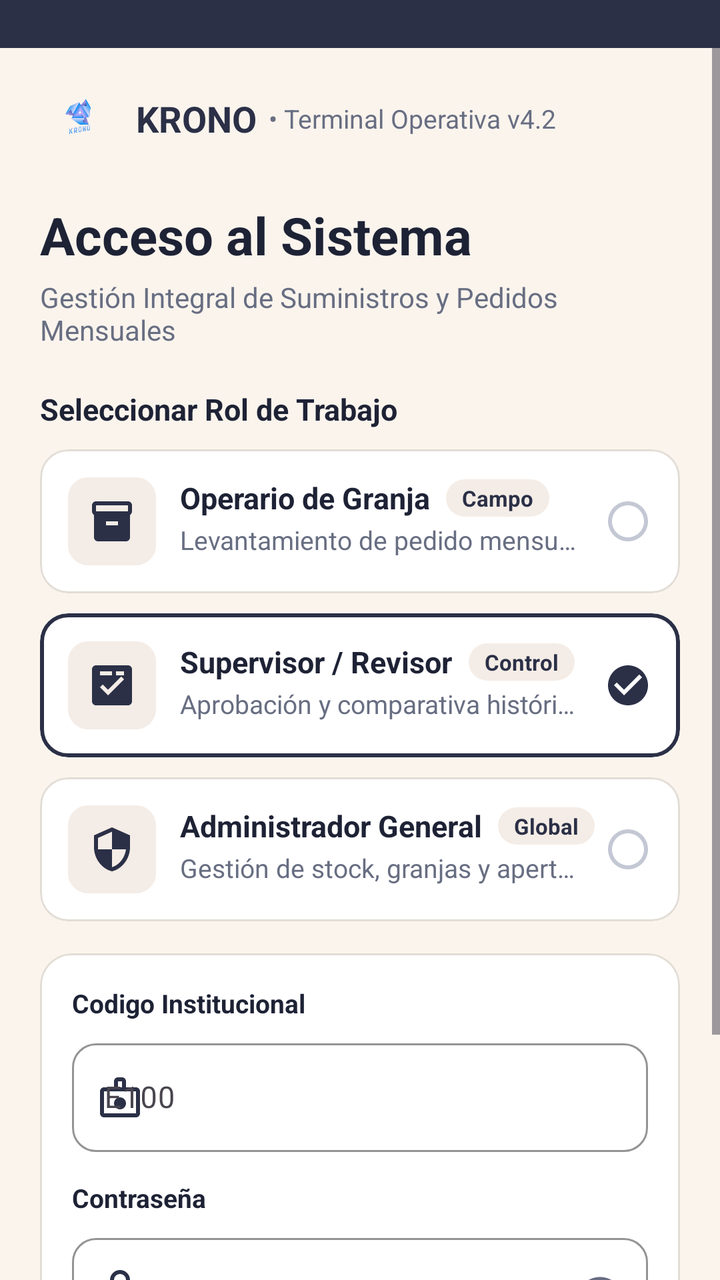
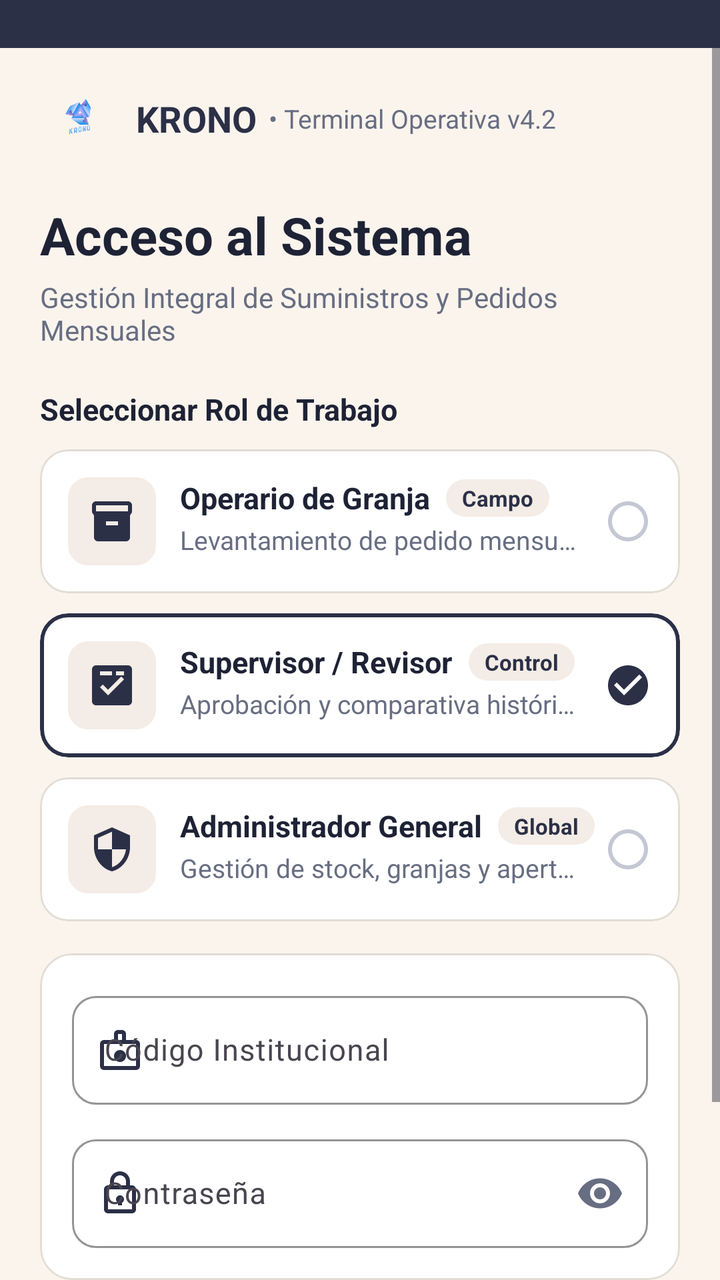

Compare the two renders of this Android layout. The source of the first and the diff that turns it into the second are given below.
<!-- AndroidManifest.xml: application theme Theme.Ferreteria -->
<!-- res/layout/activity_main.xml -->
<?xml version="1.0" encoding="utf-8"?>
<RelativeLayout xmlns:android="http://schemas.android.com/apk/res/android"
    xmlns:app="http://schemas.android.com/apk/res-auto"
    xmlns:tools="http://schemas.android.com/tools"
    android:layout_width="match_parent"
    android:layout_height="match_parent"
    android:background="@color/krono_bg"
    tools:context=".MainActivity">

    
    <View
        android:id="@+id/statusBarBg"
        android:layout_width="match_parent"
        android:layout_height="24dp"
        android:layout_alignParentTop="true"
        android:background="@color/krono_navy" />

    <ScrollView
        android:id="@+id/scrollViewMain"
        android:layout_width="match_parent"
        android:layout_height="match_parent"
        android:layout_below="@id/statusBarBg"
        android:background="@color/krono_bg"
        android:fillViewport="true">

        <androidx.constraintlayout.widget.ConstraintLayout
            android:id="@+id/rootConstraint"
            android:layout_width="match_parent"
            android:layout_height="wrap_content"
            android:paddingHorizontal="20dp"
            android:paddingBottom="28dp">

            
            <ImageView
                android:id="@+id/imgLogo"
                android:layout_width="38dp"
                android:layout_height="38dp"
                android:layout_marginTop="16dp"
                android:contentDescription="@string/cd_logo"
                android:src="@drawable/logo"
                app:layout_constraintStart_toStartOf="parent"
                app:layout_constraintTop_toTopOf="parent" />

        <TextView
            android:id="@+id/txtAppName"
            android:layout_width="wrap_content"
            android:layout_height="wrap_content"
            android:layout_marginStart="10dp"
            android:text="@string/app_name"
            android:textColor="@color/krono_navy"
            android:textSize="18sp"
            android:textStyle="bold"
            app:layout_constraintBottom_toBottomOf="@id/imgLogo"
            app:layout_constraintStart_toEndOf="@id/imgLogo"
            app:layout_constraintTop_toTopOf="@id/imgLogo" />

        <TextView
            android:id="@+id/txtAppSub"
            android:layout_width="wrap_content"
            android:layout_height="wrap_content"
            android:layout_marginStart="6dp"
            android:text="@string/krono_subtitle"
            android:textColor="@color/krono_text_secondary"
            android:textSize="13sp"
            app:layout_constraintBottom_toBottomOf="@id/txtAppName"
            app:layout_constraintStart_toEndOf="@id/txtAppName"
            app:layout_constraintTop_toTopOf="@id/txtAppName" />

        
        <TextView
            android:id="@+id/txtTitleAcceso"
            android:layout_width="0dp"
            android:layout_height="wrap_content"
            android:layout_marginTop="22dp"
            android:text="@string/title_acceso"
            android:textColor="@color/krono_navy_dark"
            android:textSize="26sp"
            android:textStyle="bold"
            app:layout_constraintEnd_toEndOf="parent"
            app:layout_constraintStart_toStartOf="parent"
            app:layout_constraintTop_toBottomOf="@id/imgLogo" />

        <TextView
            android:id="@+id/txtSubtitleAcceso"
            android:layout_width="0dp"
            android:layout_height="wrap_content"
            android:layout_marginTop="4dp"
            android:text="@string/subtitle_acceso"
            android:textColor="@color/krono_text_secondary"
            android:textSize="14sp"
            app:layout_constraintEnd_toEndOf="parent"
            app:layout_constraintStart_toStartOf="parent"
            app:layout_constraintTop_toBottomOf="@id/txtTitleAcceso" />

        
        <TextView
            android:id="@+id/txtLabelRoles"
            android:layout_width="0dp"
            android:layout_height="wrap_content"
            android:layout_marginTop="20dp"
            android:text="@string/label_roles"
            android:textColor="@color/krono_navy_dark"
            android:textSize="15sp"
            android:textStyle="bold"
            app:layout_constraintEnd_toEndOf="parent"
            app:layout_constraintStart_toStartOf="parent"
            app:layout_constraintTop_toBottomOf="@id/txtSubtitleAcceso" />

        
        <com.google.android.material.card.MaterialCardView
            android:id="@+id/cardRoleOperario"
            android:layout_width="0dp"
            android:layout_height="wrap_content"
            android:layout_marginTop="10dp"
            android:clickable="true"
            android:focusable="true"
            app:cardBackgroundColor="@color/krono_card_bg"
            app:cardCornerRadius="14dp"
            app:cardElevation="0dp"
            app:strokeColor="@color/krono_card_stroke"
            app:strokeWidth="1dp"
            app:layout_constraintEnd_toEndOf="parent"
            app:layout_constraintStart_toStartOf="parent"
            app:layout_constraintTop_toBottomOf="@id/txtLabelRoles">

            <androidx.constraintlayout.widget.ConstraintLayout
                android:layout_width="match_parent"
                android:layout_height="wrap_content"
                android:padding="14dp">

                <FrameLayout
                    android:id="@+id/frameOperarioIcon"
                    android:layout_width="44dp"
                    android:layout_height="44dp"
                    android:background="@drawable/bg_icon_container"
                    app:layout_constraintBottom_toBottomOf="parent"
                    app:layout_constraintStart_toStartOf="parent"
                    app:layout_constraintTop_toTopOf="parent">

                    <ImageView
                        android:layout_width="24dp"
                        android:layout_height="24dp"
                        android:layout_gravity="center"
                        android:contentDescription="@string/cd_icon"
                        android:src="@drawable/ic_inventory"
                        app:tint="@color/krono_navy" />
                </FrameLayout>

                <TextView
                    android:id="@+id/txtOperarioTitle"
                    android:layout_width="wrap_content"
                    android:layout_height="wrap_content"
                    android:layout_marginStart="12dp"
                    android:text="@string/role_operario_title"
                    android:textColor="@color/krono_navy_dark"
                    android:textSize="15sp"
                    android:textStyle="bold"
                    app:layout_constraintStart_toEndOf="@id/frameOperarioIcon"
                    app:layout_constraintTop_toTopOf="@id/frameOperarioIcon" />

                <TextView
                    android:id="@+id/txtOperarioTag"
                    android:layout_width="wrap_content"
                    android:layout_height="wrap_content"
                    android:layout_marginStart="8dp"
                    android:background="@drawable/bg_chip"
                    android:paddingHorizontal="8dp"
                    android:paddingVertical="2dp"
                    android:text="@string/role_operario_tag"
                    android:textColor="@color/krono_chip_text"
                    android:textSize="11sp"
                    android:textStyle="bold"
                    app:layout_constraintBottom_toBottomOf="@id/txtOperarioTitle"
                    app:layout_constraintStart_toEndOf="@id/txtOperarioTitle"
                    app:layout_constraintTop_toTopOf="@id/txtOperarioTitle" />

                <TextView
                    android:id="@+id/txtOperarioDesc"
                    android:layout_width="0dp"
                    android:layout_height="wrap_content"
                    android:layout_marginStart="12dp"
                    android:layout_marginTop="2dp"
                    android:layout_marginEnd="8dp"
                    android:ellipsize="end"
                    android:maxLines="1"
                    android:text="@string/role_operario_desc"
                    android:textColor="@color/krono_text_secondary"
                    android:textSize="13sp"
                    app:layout_constraintEnd_toStartOf="@id/imgRadioOperario"
                    app:layout_constraintStart_toEndOf="@id/frameOperarioIcon"
                    app:layout_constraintTop_toBottomOf="@id/txtOperarioTitle" />

                <ImageView
                    android:id="@+id/imgRadioOperario"
                    android:layout_width="24dp"
                    android:layout_height="24dp"
                    android:contentDescription="@string/cd_icon"
                    android:src="@drawable/ic_radio_unchecked"
                    app:layout_constraintBottom_toBottomOf="parent"
                    app:layout_constraintEnd_toEndOf="parent"
                    app:layout_constraintTop_toTopOf="parent" />
            </androidx.constraintlayout.widget.ConstraintLayout>
        </com.google.android.material.card.MaterialCardView>

        
        <com.google.android.material.card.MaterialCardView
            android:id="@+id/cardRoleSupervisor"
            android:layout_width="0dp"
            android:layout_height="wrap_content"
            android:layout_marginTop="10dp"
            android:clickable="true"
            android:focusable="true"
            app:cardBackgroundColor="@color/krono_card_bg"
            app:cardCornerRadius="14dp"
            app:cardElevation="0dp"
            app:strokeColor="@color/krono_card_stroke_selected"
            app:strokeWidth="2dp"
            app:layout_constraintEnd_toEndOf="parent"
            app:layout_constraintStart_toStartOf="parent"
            app:layout_constraintTop_toBottomOf="@id/cardRoleOperario">

            <androidx.constraintlayout.widget.ConstraintLayout
                android:layout_width="match_parent"
                android:layout_height="wrap_content"
                android:padding="14dp">

                <FrameLayout
                    android:id="@+id/frameSupervisorIcon"
                    android:layout_width="44dp"
                    android:layout_height="44dp"
                    android:background="@drawable/bg_icon_container"
                    app:layout_constraintBottom_toBottomOf="parent"
                    app:layout_constraintStart_toStartOf="parent"
                    app:layout_constraintTop_toTopOf="parent">

                    <ImageView
                        android:layout_width="24dp"
                        android:layout_height="24dp"
                        android:layout_gravity="center"
                        android:contentDescription="@string/cd_icon"
                        android:src="@drawable/ic_fact_check"
                        app:tint="@color/krono_navy" />
                </FrameLayout>

                <TextView
                    android:id="@+id/txtSupervisorTitle"
                    android:layout_width="wrap_content"
                    android:layout_height="wrap_content"
                    android:layout_marginStart="12dp"
                    android:text="@string/role_supervisor_title"
                    android:textColor="@color/krono_navy_dark"
                    android:textSize="15sp"
                    android:textStyle="bold"
                    app:layout_constraintStart_toEndOf="@id/frameSupervisorIcon"
                    app:layout_constraintTop_toTopOf="@id/frameSupervisorIcon" />

                <TextView
                    android:id="@+id/txtSupervisorTag"
                    android:layout_width="wrap_content"
                    android:layout_height="wrap_content"
                    android:layout_marginStart="8dp"
                    android:background="@drawable/bg_chip"
                    android:paddingHorizontal="8dp"
                    android:paddingVertical="2dp"
                    android:text="@string/role_supervisor_tag"
                    android:textColor="@color/krono_chip_text"
                    android:textSize="11sp"
                    android:textStyle="bold"
                    app:layout_constraintBottom_toBottomOf="@id/txtSupervisorTitle"
                    app:layout_constraintStart_toEndOf="@id/txtSupervisorTitle"
                    app:layout_constraintTop_toTopOf="@id/txtSupervisorTitle" />

                <TextView
                    android:id="@+id/txtSupervisorDesc"
                    android:layout_width="0dp"
                    android:layout_height="wrap_content"
                    android:layout_marginStart="12dp"
                    android:layout_marginTop="2dp"
                    android:layout_marginEnd="8dp"
                    android:ellipsize="end"
                    android:maxLines="1"
                    android:text="@string/role_supervisor_desc"
                    android:textColor="@color/krono_text_secondary"
                    android:textSize="13sp"
                    app:layout_constraintEnd_toStartOf="@id/imgRadioSupervisor"
                    app:layout_constraintStart_toEndOf="@id/frameSupervisorIcon"
                    app:layout_constraintTop_toBottomOf="@id/txtSupervisorTitle" />

                <ImageView
                    android:id="@+id/imgRadioSupervisor"
                    android:layout_width="24dp"
                    android:layout_height="24dp"
                    android:contentDescription="@string/cd_icon"
                    android:src="@drawable/ic_radio_checked"
                    app:layout_constraintBottom_toBottomOf="parent"
                    app:layout_constraintEnd_toEndOf="parent"
                    app:layout_constraintTop_toTopOf="parent" />
            </androidx.constraintlayout.widget.ConstraintLayout>
        </com.google.android.material.card.MaterialCardView>

        
        <com.google.android.material.card.MaterialCardView
            android:id="@+id/cardRoleAdmin"
            android:layout_width="0dp"
            android:layout_height="wrap_content"
            android:layout_marginTop="10dp"
            android:clickable="true"
            android:focusable="true"
            app:cardBackgroundColor="@color/krono_card_bg"
            app:cardCornerRadius="14dp"
            app:cardElevation="0dp"
            app:strokeColor="@color/krono_card_stroke"
            app:strokeWidth="1dp"
            app:layout_constraintEnd_toEndOf="parent"
            app:layout_constraintStart_toStartOf="parent"
            app:layout_constraintTop_toBottomOf="@id/cardRoleSupervisor">

            <androidx.constraintlayout.widget.ConstraintLayout
                android:layout_width="match_parent"
                android:layout_height="wrap_content"
                android:padding="14dp">

                <FrameLayout
                    android:id="@+id/frameAdminIcon"
                    android:layout_width="44dp"
                    android:layout_height="44dp"
                    android:background="@drawable/bg_icon_container"
                    app:layout_constraintBottom_toBottomOf="parent"
                    app:layout_constraintStart_toStartOf="parent"
                    app:layout_constraintTop_toTopOf="parent">

                    <ImageView
                        android:layout_width="24dp"
                        android:layout_height="24dp"
                        android:layout_gravity="center"
                        android:contentDescription="@string/cd_icon"
                        android:src="@drawable/ic_admin"
                        app:tint="@color/krono_navy" />
                </FrameLayout>

                <TextView
                    android:id="@+id/txtAdminTitle"
                    android:layout_width="wrap_content"
                    android:layout_height="wrap_content"
                    android:layout_marginStart="12dp"
                    android:text="@string/role_admin_title"
                    android:textColor="@color/krono_navy_dark"
                    android:textSize="15sp"
                    android:textStyle="bold"
                    app:layout_constraintStart_toEndOf="@id/frameAdminIcon"
                    app:layout_constraintTop_toTopOf="@id/frameAdminIcon" />

                <TextView
                    android:id="@+id/txtAdminTag"
                    android:layout_width="wrap_content"
                    android:layout_height="wrap_content"
                    android:layout_marginStart="8dp"
                    android:background="@drawable/bg_chip"
                    android:paddingHorizontal="8dp"
                    android:paddingVertical="2dp"
                    android:text="@string/role_admin_tag"
                    android:textColor="@color/krono_chip_text"
                    android:textSize="11sp"
                    android:textStyle="bold"
                    app:layout_constraintBottom_toBottomOf="@id/txtAdminTitle"
                    app:layout_constraintStart_toEndOf="@id/txtAdminTitle"
                    app:layout_constraintTop_toTopOf="@id/txtAdminTitle" />

                <TextView
                    android:id="@+id/txtAdminDesc"
                    android:layout_width="0dp"
                    android:layout_height="wrap_content"
                    android:layout_marginStart="12dp"
                    android:layout_marginTop="2dp"
                    android:layout_marginEnd="8dp"
                    android:ellipsize="end"
                    android:maxLines="1"
                    android:text="@string/role_admin_desc"
                    android:textColor="@color/krono_text_secondary"
                    android:textSize="13sp"
                    app:layout_constraintEnd_toStartOf="@id/imgRadioAdmin"
                    app:layout_constraintStart_toEndOf="@id/frameAdminIcon"
                    app:layout_constraintTop_toBottomOf="@id/txtAdminTitle" />

                <ImageView
                    android:id="@+id/imgRadioAdmin"
                    android:layout_width="24dp"
                    android:layout_height="24dp"
                    android:contentDescription="@string/cd_icon"
                    android:src="@drawable/ic_radio_unchecked"
                    app:layout_constraintBottom_toBottomOf="parent"
                    app:layout_constraintEnd_toEndOf="parent"
                    app:layout_constraintTop_toTopOf="parent" />
            </androidx.constraintlayout.widget.ConstraintLayout>
        </com.google.android.material.card.MaterialCardView>

        
        <com.google.android.material.card.MaterialCardView
            android:id="@+id/cardLogin"
            android:layout_width="0dp"
            android:layout_height="wrap_content"
            android:layout_marginTop="16dp"
            app:cardBackgroundColor="@color/krono_card_bg"
            app:cardCornerRadius="16dp"
            app:cardElevation="0dp"
            app:strokeColor="@color/krono_card_stroke"
            app:strokeWidth="1dp"
            app:layout_constraintEnd_toEndOf="parent"
            app:layout_constraintStart_toStartOf="parent"
            app:layout_constraintTop_toBottomOf="@id/cardRoleAdmin">

            <LinearLayout
                android:layout_width="match_parent"
                android:layout_height="wrap_content"
                android:orientation="vertical"
                android:padding="16dp">

                
                <TextView
                    android:layout_width="wrap_content"
                    android:layout_height="wrap_content"
                    android:text="Codigo Institucional"
                    android:textColor="@color/krono_navy_dark"
                    android:textSize="13sp"
                    android:textStyle="bold" />

                <com.google.android.material.textfield.TextInputLayout
                    android:id="@+id/layoutUserId"
                    style="@style/Widget.Material3.TextInputLayout.OutlinedBox"
                    android:layout_width="match_parent"
                    android:layout_height="wrap_content"
                    android:layout_marginTop="6dp"
                    app:boxCornerRadiusBottomEnd="12dp"
                    app:boxCornerRadiusBottomStart="12dp"
                    app:boxCornerRadiusTopEnd="12dp"
                    app:boxCornerRadiusTopStart="12dp"
                    app:boxStrokeColor="@color/krono_navy"
                    app:startIconDrawable="@drawable/ic_badge"
                    app:startIconTint="@color/krono_navy">

                    <com.google.android.material.textfield.TextInputEditText
                        android:id="@+id/etUserId"
                        android:layout_width="match_parent"
                        android:layout_height="wrap_content"
                        android:hint="@string/hint_id"
                        android:inputType="text"
                        android:text=""
                        android:textColor="@color/krono_navy_dark"
                        android:textSize="15sp" />
                </com.google.android.material.textfield.TextInputLayout>

                
                <TextView
                    android:id="@+id/txtLabelPassword"
                    android:layout_width="wrap_content"
                    android:layout_height="wrap_content"
                    android:layout_marginTop="14dp"
                    android:text="@string/label_contrasena"
                    android:textColor="@color/krono_navy_dark"
                    android:textSize="13sp"
                    android:textStyle="bold" />

                <com.google.android.material.textfield.TextInputLayout
                    android:id="@+id/layoutPassword"
                    style="@style/Widget.Material3.TextInputLayout.OutlinedBox"
                    android:layout_width="match_parent"
                    android:layout_height="wrap_content"
                    android:layout_marginTop="6dp"
                    app:boxCornerRadiusBottomEnd="12dp"
                    app:boxCornerRadiusBottomStart="12dp"
                    app:boxCornerRadiusTopEnd="12dp"
                    app:boxCornerRadiusTopStart="12dp"
                    app:boxStrokeColor="@color/krono_navy"
                    app:endIconMode="password_toggle"
                    app:endIconTint="@color/krono_text_secondary"
                    app:startIconDrawable="@drawable/ic_lock"
                    app:startIconTint="@color/krono_navy">

                    <com.google.android.material.textfield.TextInputEditText
                        android:id="@+id/etPassword"
                        android:layout_width="match_parent"
                        android:layout_height="wrap_content"
                        android:inputType="textPassword"
                        android:text=""
                        android:textColor="@color/krono_navy_dark"
                        android:textSize="15sp" />
                </com.google.android.material.textfield.TextInputLayout>

            </LinearLayout>
        </com.google.android.material.card.MaterialCardView>

        
        <com.google.android.material.button.MaterialButton
            android:id="@+id/btnLogin"
            android:layout_width="0dp"
            android:layout_height="56dp"
            android:layout_marginTop="20dp"
            android:backgroundTint="@color/krono_navy"
            android:text="@string/btn_iniciar_sesion"
            android:textAllCaps="false"
            android:textColor="@color/white"
            android:textSize="15sp"
            android:textStyle="bold"
            app:cornerRadius="12dp"
            app:layout_constraintEnd_toEndOf="parent"
            app:layout_constraintStart_toStartOf="parent"
            app:layout_constraintTop_toBottomOf="@id/cardLogin" />

    </androidx.constraintlayout.widget.ConstraintLayout>
    </ScrollView>
</RelativeLayout>
<!-- resources referenced by this layout -->
<resources>
  <color name="krono_bg">#FAF4ED</color>
  <color name="krono_card_bg">#FFFFFFFF</color>
  <color name="krono_card_stroke">#E2DDD5</color>
  <color name="krono_card_stroke_selected">#2B3047</color>
  <color name="krono_chip_text">#2B3047</color>
  <color name="krono_navy">#2B3047</color>
  <color name="krono_navy_dark">#1E2235</color>
  <color name="krono_text_secondary">#686E82</color>
  <color name="white">#FFFFFFFF</color>
  <!-- drawable bg_chip (drawable) -->
  <?xml version="1.0" encoding="utf-8"?>
  <shape xmlns:android="http://schemas.android.com/apk/res/android"
      android:shape="rectangle">
      <solid android:color="@color/krono_chip_bg" />
      <corners android:radius="50dp" />
  </shape>
  <!-- drawable bg_icon_container (drawable) -->
  <?xml version="1.0" encoding="utf-8"?>
  <shape xmlns:android="http://schemas.android.com/apk/res/android"
      android:shape="rectangle">
      <solid android:color="@color/krono_chip_bg" />
      <corners android:radius="10dp" />
  </shape>
  <!-- drawable ic_admin (drawable) -->
  <vector xmlns:android="http://schemas.android.com/apk/res/android"
      android:width="24dp"
      android:height="24dp"
      android:viewportWidth="24"
      android:viewportHeight="24">
    <path
        android:fillColor="#FF2B3047"
        android:pathData="M12,1L3,5v6c0,5.55 3.84,10.74 9,12 5.16,-1.26 9,-6.45 9,-12V5l-9,-4zM12,11.99h7c-0.53,4.12 -3.28,7.79 -7,8.94V12H5V6.3l7,-3.11v8.8s0,0 0,0z"/>
  </vector>
  <!-- drawable ic_radio_checked (drawable) -->
  <vector xmlns:android="http://schemas.android.com/apk/res/android"
      android:width="24dp"
      android:height="24dp"
      android:viewportWidth="24"
      android:viewportHeight="24">
    <path
        android:fillColor="#FF2B3047"
        android:pathData="M12,2C6.48,2 2,6.48 2,12s4.48,10 10,10 10,-4.48 10,-10S17.52,2 12,2zM10,17l-5,-5 1.41,-1.41L10,14.17l7.59,-7.59L19,8l-9,9z"/>
  </vector>
  <!-- drawable ic_radio_unchecked (drawable) -->
  <vector xmlns:android="http://schemas.android.com/apk/res/android"
      android:width="24dp"
      android:height="24dp"
      android:viewportWidth="24"
      android:viewportHeight="24">
    <path
        android:fillColor="#FFC4C8D4"
        android:pathData="M12,2C6.48,2 2,6.48 2,12s4.48,10 10,10 10,-4.48 10,-10S17.52,2 12,2zM12,20c-4.42,0 -8,-3.58 -8,-8s3.58,-8 8,-8 8,3.58 8,8 -3.58,8 -8,8z"/>
  </vector>
  <string name="app_name">KRONO</string>
  <string name="btn_iniciar_sesion">Iniciar Sesión en KRONO</string>
  <string name="cd_icon">Icon</string>
  <string name="cd_logo">KRONO Logo</string>
  <string name="hint_id">E100</string>
  <string name="krono_subtitle">• Terminal Operativa v4.2</string>
  <string name="label_contrasena">Contraseña</string>
  <string name="label_roles">Seleccionar Rol de Trabajo</string>
  <string name="role_admin_desc">Gestión de stock, granjas y apertura de…</string>
  <string name="role_admin_tag">Global</string>
  <string name="role_admin_title">Administrador General</string>
  <string name="role_operario_desc">Levantamiento de pedido mensual en…</string>
  <string name="role_operario_tag">Campo</string>
  <string name="role_operario_title">Operario de Granja</string>
  <string name="role_supervisor_desc">Aprobación y comparativa histórica de…</string>
  <string name="role_supervisor_tag">Control</string>
  <string name="role_supervisor_title">Supervisor / Revisor</string>
  <string name="subtitle_acceso">Gestión Integral de Suministros y Pedidos Mensuales</string>
  <string name="title_acceso">Acceso al Sistema</string>
  <style name="Theme.Ferreteria" parent="Base.Theme.Ferreteria" />
  <color name="krono_chip_bg">#F4ECE6</color>
  <style name="Base.Theme.Ferreteria" parent="Theme.Material3.DayNight.NoActionBar">
          <item name="android:statusBarColor">@color/krono_navy</item>
          <item name="android:windowLightStatusBar">false</item>
          <item name="colorPrimary">@color/krono_navy</item>
      </style>
  <!-- unchanged entries left out for length: 5 -->
</resources>

<!-- the commit's change to res/layout/activity_main.xml (unified diff, before → after) -->
@@ -416,20 +416,12 @@
                 android:padding="16dp">
 
                 
-                <TextView
-                    android:layout_width="wrap_content"
-                    android:layout_height="wrap_content"
-                    android:text="Codigo Institucional"
-                    android:textColor="@color/krono_navy_dark"
-                    android:textSize="13sp"
-                    android:textStyle="bold" />
-
                 <com.google.android.material.textfield.TextInputLayout
                     android:id="@+id/layoutUserId"
                     style="@style/Widget.Material3.TextInputLayout.OutlinedBox"
                     android:layout_width="match_parent"
                     android:layout_height="wrap_content"
-                    android:layout_marginTop="6dp"
+                    android:hint="Código Institucional"
                     app:boxCornerRadiusBottomEnd="12dp"
                     app:boxCornerRadiusBottomStart="12dp"
                     app:boxCornerRadiusTopEnd="12dp"
@@ -442,7 +434,6 @@
                         android:id="@+id/etUserId"
                         android:layout_width="match_parent"
                         android:layout_height="wrap_content"
-                        android:hint="@string/hint_id"
                         android:inputType="text"
                         android:text=""
                         android:textColor="@color/krono_navy_dark"
@@ -450,22 +441,13 @@
                 </com.google.android.material.textfield.TextInputLayout>
 
                 
-                <TextView
-                    android:id="@+id/txtLabelPassword"
-                    android:layout_width="wrap_content"
-                    android:layout_height="wrap_content"
-                    android:layout_marginTop="14dp"
-                    android:text="@string/label_contrasena"
-                    android:textColor="@color/krono_navy_dark"
-                    android:textSize="13sp"
-                    android:textStyle="bold" />
-
                 <com.google.android.material.textfield.TextInputLayout
                     android:id="@+id/layoutPassword"
                     style="@style/Widget.Material3.TextInputLayout.OutlinedBox"
                     android:layout_width="match_parent"
                     android:layout_height="wrap_content"
-                    android:layout_marginTop="6dp"
+                    android:layout_marginTop="12dp"
+                    android:hint="Contraseña"
                     app:boxCornerRadiusBottomEnd="12dp"
                     app:boxCornerRadiusBottomStart="12dp"
                     app:boxCornerRadiusTopEnd="12dp"
<!-- resource entries referenced after the edit -->
@@ -57,9 +57,7 @@
   <string name="btn_iniciar_sesion">Iniciar Sesión en KRONO</string>
   <string name="cd_icon">Icon</string>
   <string name="cd_logo">KRONO Logo</string>
-  <string name="hint_id">E100</string>
   <string name="krono_subtitle">• Terminal Operativa v4.2</string>
-  <string name="label_contrasena">Contraseña</string>
   <string name="label_roles">Seleccionar Rol de Trabajo</string>
   <string name="role_admin_desc">Gestión de stock, granjas y apertura de…</string>
   <string name="role_admin_tag">Global</string>
